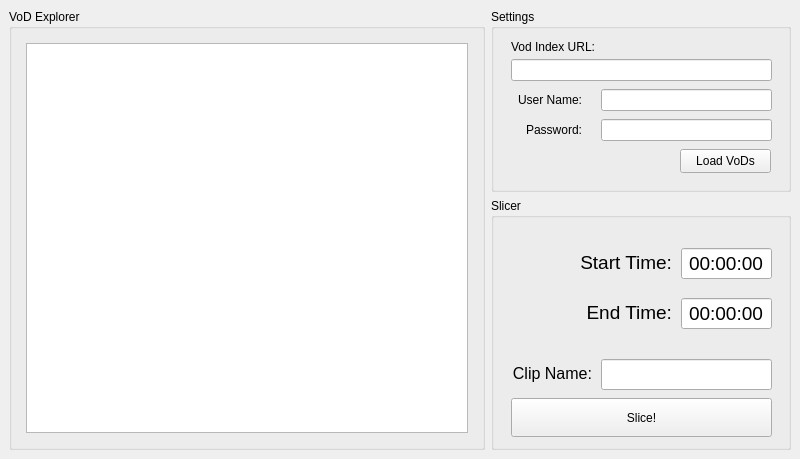
This is resources/ui/MainWindow.ui in chillfactor032/VodSlicer as Qt 5 draws it before an edit. The edited form follows.
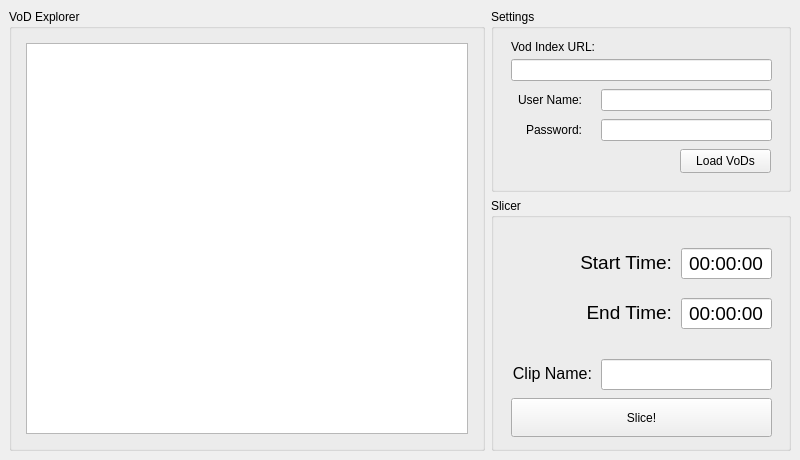
This is the edited form.

Diff of the .ui file:
```diff
--- a/resources/ui/MainWindow.ui
+++ b/resources/ui/MainWindow.ui
@@ -7,7 +7,7 @@
     <x>0</x>
     <y>0</y>
     <width>800</width>
-    <height>459</height>
+    <height>460</height>
    </rect>
   </property>
   <property name="sizePolicy">
@@ -19,7 +19,7 @@
   <property name="minimumSize">
    <size>
     <width>800</width>
-    <height>459</height>
+    <height>460</height>
    </size>
   </property>
   <property name="windowTitle">
```
